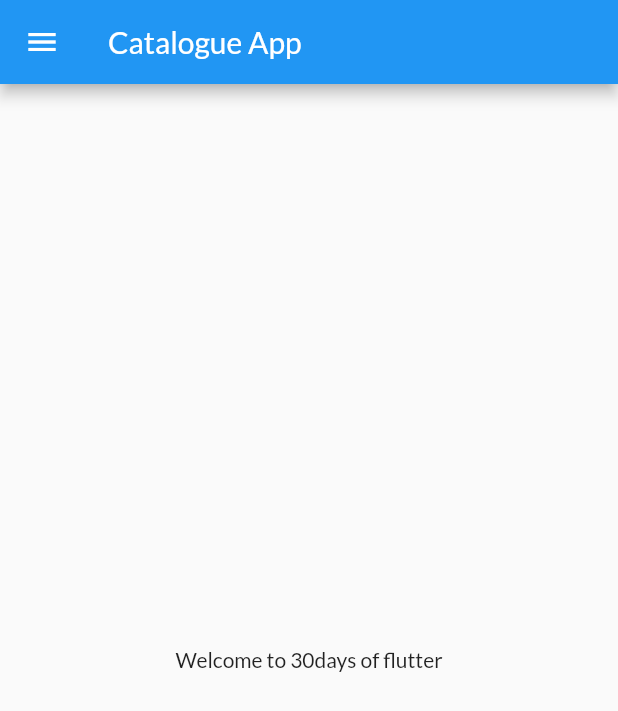
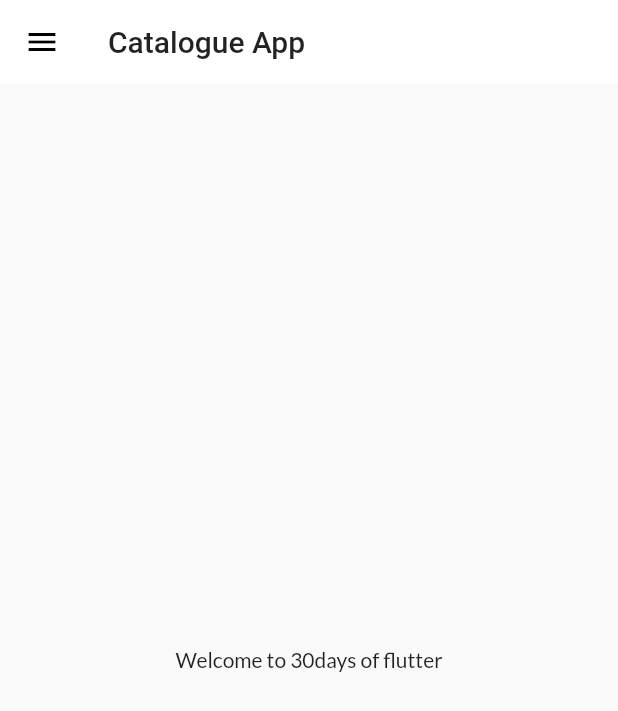
Before and after one commit to ayushmall06/Flutter_Catalogue, a Flutter app: the screen it shows after launch, on a phone screen of 412 x 824 dp. Shown: the top 711 px of the screen. Run offline on Flutter 3.47's test engine with Material 2 defaults, Android fonts, the phone set to English and light mode, and no system bars; our stand-ins replace google_fonts.

Commit message:
Day_10 Completed

```diff
--- a/lib/main.dart
+++ b/lib/main.dart
@@ -2,6 +2,7 @@ import 'package:flutter/material.dart';
 import 'package:flutter_catalogue/pages/Home_Page.dart';
 import 'package:flutter_catalogue/pages/login_page.dart';
 import 'package:flutter_catalogue/utils/routes.dart';
+import 'package:flutter_catalogue/widgets/themes.dart';
 import 'package:google_fonts/google_fonts.dart';
 
 void main() {
@@ -13,10 +14,10 @@ class MyApp extends StatelessWidget {
   Widget build(BuildContext context) {
     return MaterialApp(
       themeMode: ThemeMode.system,
-      theme: ThemeData(primarySwatch: Colors.blue,
-       fontFamily: GoogleFonts.lato().fontFamily),
-       debugShowCheckedModeBanner: false,
-      darkTheme: ThemeData(brightness: Brightness.dark),
+      theme: MyTheme.lightTheme(context),
+      debugShowCheckedModeBanner: false,
+      darkTheme:MyTheme.darkTheme(context),
+
       initialRoute: MyRoutes.homeRoute,
       routes: {
         "/":(context) => LoginPage(),
--- a/lib/pages/Home_Page.dart
+++ b/lib/pages/Home_Page.dart
@@ -6,6 +6,7 @@ class HomePage extends StatelessWidget {
   Widget build(BuildContext context) {
     return Scaffold(
       appBar: AppBar(
+
         title: Text("Catalogue App"),
       ),
       drawer: MyDrawer(),
--- a/lib/widgets/drawer.dart
+++ b/lib/widgets/drawer.dart
@@ -7,6 +7,7 @@ class MyDrawer extends StatelessWidget {
     final String imageUrl =
         "https://scontent.flko3-1.fna.fbcdn.net/v/t1.6435-9/146706416_118345806852514_3529260846428802227_n.jpg?_nc_cat=100&ccb=1-3&_nc_sid=09cbfe&_nc_ohc=qe0keJgFknoAX8EK0FC&_nc_ht=scontent.flko3-1.fna&oh=aac98f3f6d20f2b6d938ceef064da5fc&oe=60CD5CAF";
     return Drawer(
+
 
       child: Container(
         padding: EdgeInsets.only(left: 20),
--- /dev/null
+++ b/lib/widgets/themes.dart
@@ -0,0 +1,20 @@
+import 'package:flutter/material.dart';
+import 'package:google_fonts/google_fonts.dart';
+
+class MyTheme {
+  static ThemeData lightTheme(BuildContext context) => ThemeData(
+      primarySwatch: Colors.blue,
+      fontFamily: GoogleFonts.lato().fontFamily,
+      appBarTheme: AppBarTheme(
+          color: Colors.white,
+          elevation: 0.0,
+          textTheme: Theme.of(context).textTheme,
+          iconTheme: IconThemeData(
+            color: Colors.black,
+          )));
+
+    static ThemeData darkTheme(BuildContext context) => ThemeData(
+      brightness: Brightness.dark);
+
+
+}
```
Also changed, not shown: assets/files/catalog.json (added, +68 -0 lines), lib/models/catalog.dart (added, +20 -0 lines).
